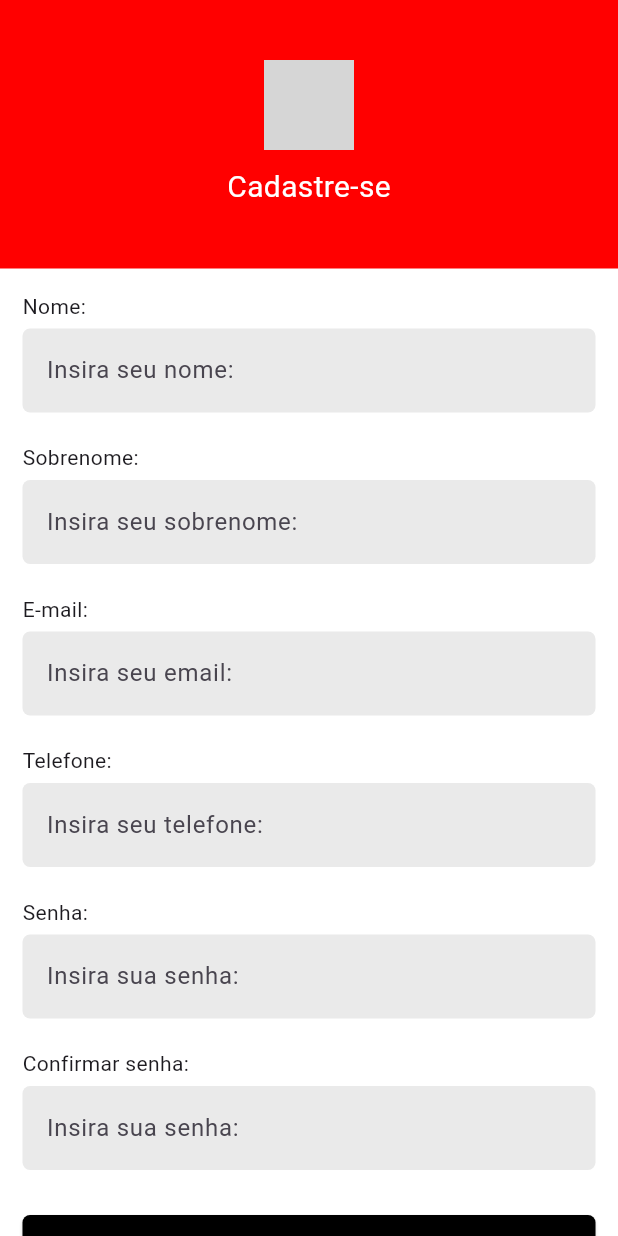
After one commit to gcochito/tela-flutter, a Flutter app: the Cadastro screen opened directly, on a phone screen of 412 x 824 dp. The commit adds this screen. Run offline on Flutter 3.47's test engine with Material 3 defaults, Android fonts, the phone set to English and light mode, and no system bars; grey boxes are pictures that could not be loaded.

Commit message:
telas adicionadas

```diff
--- /dev/null
+++ b/lib/cadastro.dart
@@ -0,0 +1,212 @@
+import 'package:flutter/material.dart';
+
+void main() {
+  runApp(const App());
+}
+
+class App extends StatelessWidget {
+  const App({super.key});
+
+  @override
+  Widget build(BuildContext context) {
+    return const MaterialApp(
+      debugShowCheckedModeBanner: false,
+      home: Cadastro(),
+    );
+  }
+}
+
+class Cadastro extends StatelessWidget {
+  const Cadastro({super.key});
+
+  @override
+  Widget build(BuildContext context) {
+    return Scaffold(
+      backgroundColor: Colors.white,
+
+      body: Column(
+        children: [
+
+
+          Container(
+            width: double.infinity,
+            padding: const EdgeInsets.symmetric(vertical: 40),
+            color: const Color(0xFFFF0000),
+
+            child: Column(
+              children: [
+                Image.asset(
+                  "assets/senai.png",
+                  height: 60,
+                ),
+
+                const SizedBox(height: 10),
+
+                const Text(
+                  "Cadastre-se",
+                  style: TextStyle(
+                    color: Colors.white,
+                    fontSize: 20,
+                  ),
+                ),
+              ],
+            ),
+          ),
+
+
+          Expanded(
+            child: SingleChildScrollView(
+              child: Padding(
+                padding: const EdgeInsets.all(15),
+
+                child: Column(
+                  crossAxisAlignment: CrossAxisAlignment.start,
+                  children: [
+
+                    const Text("Nome:"),
+                    const SizedBox(height: 5),
+
+                    TextField(
+                      decoration: InputDecoration(
+                        hintText: "Insira seu nome:",
+                        filled: true,
+                        fillColor: Color(0xFFEAEAEA),
+
+                        border: OutlineInputBorder(
+                          borderRadius: BorderRadius.circular(5),
+                          borderSide: BorderSide.none,
+                        ),
+                      ),
+                    ),
+
+                    const SizedBox(height: 20),
+
+
+                    const Text("Sobrenome:"),
+                    const SizedBox(height: 5),
+
+                    TextField(
+                      decoration: InputDecoration(
+                        hintText: "Insira seu sobrenome:",
+                        filled: true,
+                        fillColor: Color(0xFFEAEAEA),
+
+                        border: OutlineInputBorder(
+                          borderRadius: BorderRadius.circular(5),
+                          borderSide: BorderSide.none,
+                        ),
+                      ),
+                    ),
+
+                    const SizedBox(height: 20),
+
+
+                    const Text("E-mail:"),
+                    const SizedBox(height: 5),
+
+                    TextField(
+                      decoration: InputDecoration(
+                        hintText: "Insira seu email:",
+                        filled: true,
+                        fillColor: Color(0xFFEAEAEA),
+
+                        border: OutlineInputBorder(
+                          borderRadius: BorderRadius.circular(5),
+                          borderSide: BorderSide.none,
+                        ),
+                      ),
+                    ),
+
+                    const SizedBox(height: 20),
+
+
+                    const Text("Telefone:"),
+                    const SizedBox(height: 5),
+
+                    TextField(
+                      decoration: InputDecoration(
+                        hintText: "Insira seu telefone:",
+                        filled: true,
+                        fillColor: Color(0xFFEAEAEA),
+
+                        border: OutlineInputBorder(
+                          borderRadius: BorderRadius.circular(5),
+                          borderSide: BorderSide.none,
+                        ),
+                      ),
+                    ),
+
+                    const SizedBox(height: 20),
+
+
+                    const Text("Senha:"),
+                    const SizedBox(height: 5),
+
+                    TextField(
+                      obscureText: true,
+                      decoration: InputDecoration(
+                        hintText: "Insira sua senha:",
+                        filled: true,
+                        fillColor: Color(0xFFEAEAEA),
+
+                        border: OutlineInputBorder(
+                          borderRadius: BorderRadius.circular(5),
+                          borderSide: BorderSide.none,
+                        ),
+                      ),
+                    ),
+
+                    const SizedBox(height: 20),
+
+
+                    const Text("Confirmar senha:"),
+                    const SizedBox(height: 5),
+
+                    TextField(
+                      obscureText: true,
+                      decoration: InputDecoration(
+                        hintText: "Insira sua senha:",
+                        filled: true,
+                        fillColor: Color(0xFFEAEAEA),
+
+                        border: OutlineInputBorder(
+                          borderRadius: BorderRadius.circular(5),
+                          borderSide: BorderSide.none,
+                        ),
+                      ),
+                    ),
+
+                    const SizedBox(height: 30),
+
+
+                    SizedBox(
+                      width: double.infinity,
+
+                      child: ElevatedButton(
+                        style: ElevatedButton.styleFrom(
+                          backgroundColor: Colors.black,
+                          padding: const EdgeInsets.symmetric(vertical: 15),
+
+                          shape: RoundedRectangleBorder(
+                            borderRadius: BorderRadius.circular(5),
+                          ),
+                        ),
+
+                        onPressed: () {},
+
+                        child: const Text(
+                          "Cadastre-se",
+                          style: TextStyle(color: Colors.white),
+                        ),
+                      ),
+                    ),
+                  ],
+                ),
+              ),
+            ),
+          ),
+        ],
+      ),
+    );
+  }
+}
--- a/lib/main.dart
+++ b/lib/main.dart
@@ -5,6 +5,8 @@ void main() {
 }
 
 class App extends StatelessWidget {
+  const App({super.key});
+
   @override
   Widget build(BuildContext context) {
     return MaterialApp(
@@ -13,6 +15,7 @@ class App extends StatelessWidget {
     );
   }
 }
+
 
 class Login extends StatelessWidget {
   const Login({super.key});
```
Also changed, not shown: lib/login.dart (added, +53 -0 lines), lib/senha.dart (added, +135 -0 lines), 1 other file.
